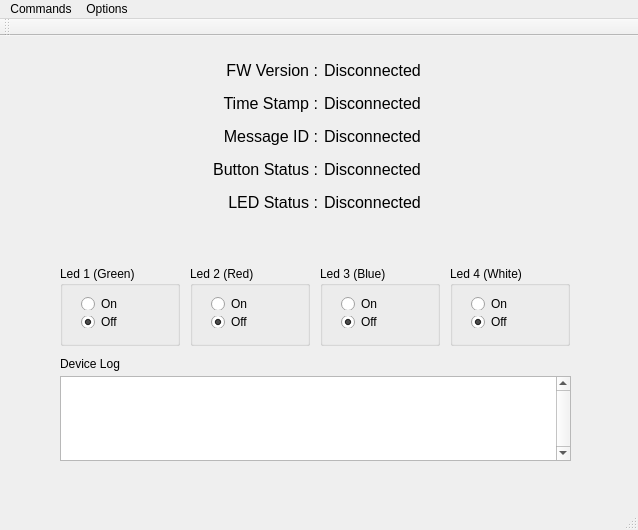
This is frontend/mainwindow.ui in michael-uman/PlatformMonitor as Qt 5 draws it before an edit. The edited form follows.
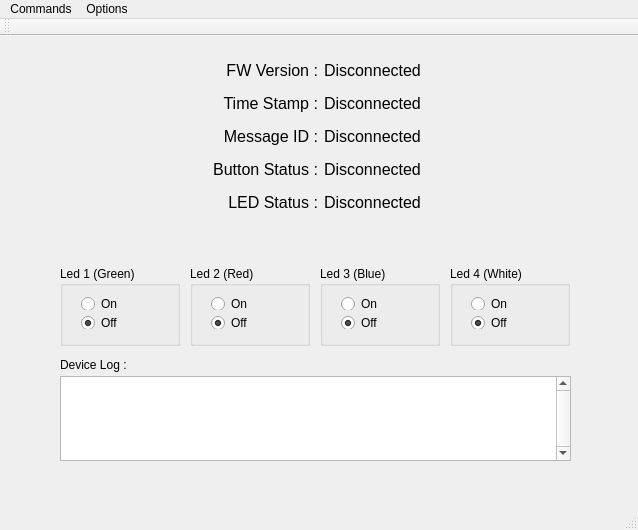
This is the edited form.

The edit to the form file:
```diff
--- a/frontend/mainwindow.ui
+++ b/frontend/mainwindow.ui
@@ -182,7 +182,7 @@
        <x>10</x>
        <y>20</y>
        <width>99</width>
-       <height>53</height>
+       <height>54</height>
       </rect>
      </property>
      <layout class="QVBoxLayout" name="verticalLayout">
@@ -233,7 +233,7 @@
        <x>10</x>
        <y>20</y>
        <width>99</width>
-       <height>53</height>
+       <height>54</height>
       </rect>
      </property>
      <layout class="QVBoxLayout" name="verticalLayout_2">
@@ -284,7 +284,7 @@
        <x>10</x>
        <y>20</y>
        <width>99</width>
-       <height>53</height>
+       <height>54</height>
       </rect>
      </property>
      <layout class="QVBoxLayout" name="verticalLayout_4">
@@ -335,7 +335,7 @@
        <x>10</x>
        <y>20</y>
        <width>99</width>
-       <height>53</height>
+       <height>54</height>
       </rect>
      </property>
      <layout class="QVBoxLayout" name="verticalLayout_5">
@@ -389,12 +389,12 @@
      <rect>
       <x>60</x>
       <y>320</y>
-      <width>61</width>
-      <height>16</height>
+      <width>101</width>
+      <height>17</height>
      </rect>
     </property>
     <property name="text">
-     <string>Device Log</string>
+     <string>Device Log :</string>
     </property>
    </widget>
   </widget>
```
Left out of the diff: 18 changed lines with no effect on the pictures.
